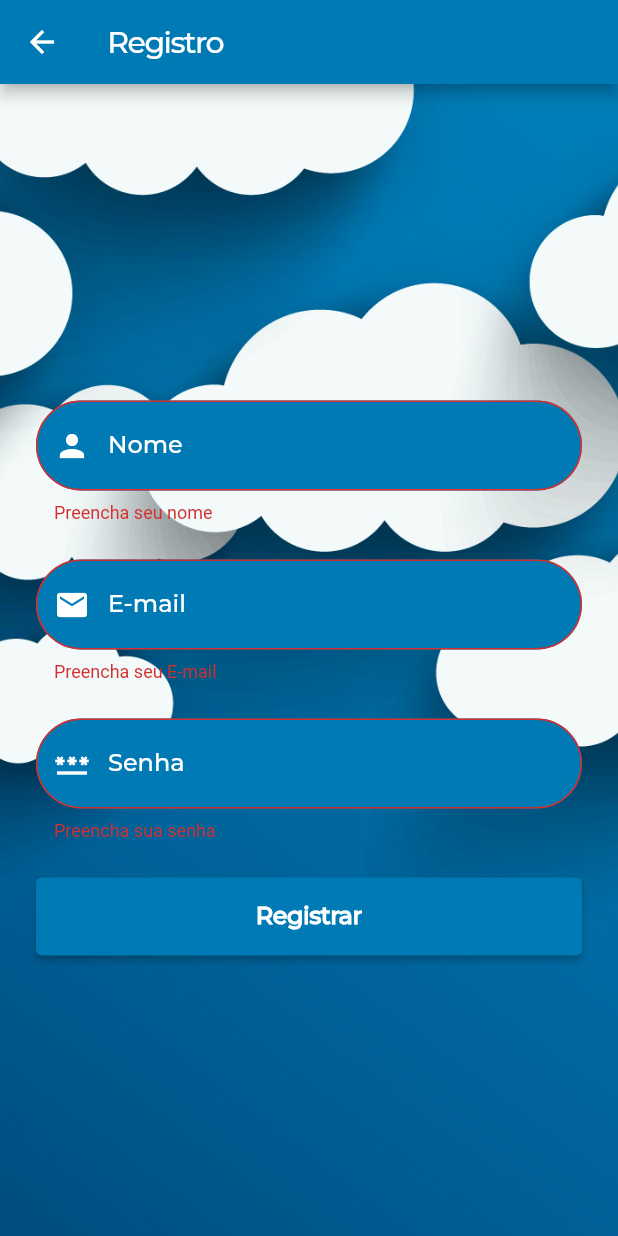
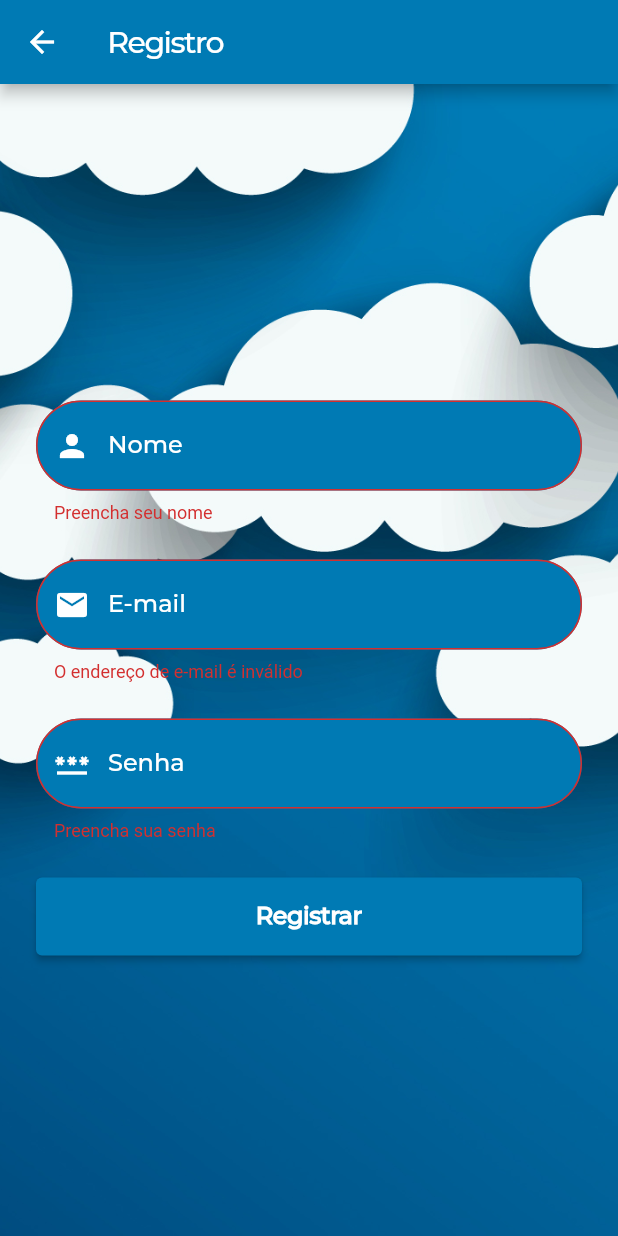
Before and after one commit to caioguge/Sky-Weather, a Flutter app: the SignupScreen screen opened directly, after a tap on "Registrar", on a phone screen of 412 x 824 dp. Run offline on Flutter 3.47's test engine with Material 2 defaults, Android fonts, the phone set to English and light mode, and no system bars; our stand-ins replace firebase_core; accounts and stored records are empty.

Commit message:
Feat: Criação de validação do campo e-mail

```diff
--- a/lib/views/signup_screen.dart
+++ b/lib/views/signup_screen.dart
@@ -21,6 +21,13 @@ class _SignupScreenState extends State<SignupScreen> {
     emailController.dispose();
     passController.dispose();
     super.dispose();
+  }
+
+  bool validarEmail(String email) {
+    final RegExp regex = RegExp(
+      r'^[\w-]+(\.[\w-]+)*@([a-zA-Z0-9-]+\.)+[a-zA-Z]{2,}$',
+    );
+    return regex.hasMatch(email);
   }
 
   @override
@@ -119,8 +126,8 @@ class _SignupScreenState extends State<SignupScreen> {
                       ),
                       keyboardType: TextInputType.emailAddress,
                       validator: (value) {
-                        if (value!.isEmpty) {
-                          return 'Preencha seu E-mail';
+                        if (value!.isEmpty || !validarEmail(value)) {
+                          return 'O endereço de e-mail é inválido';
                         }
                         return null;
                       },
```
